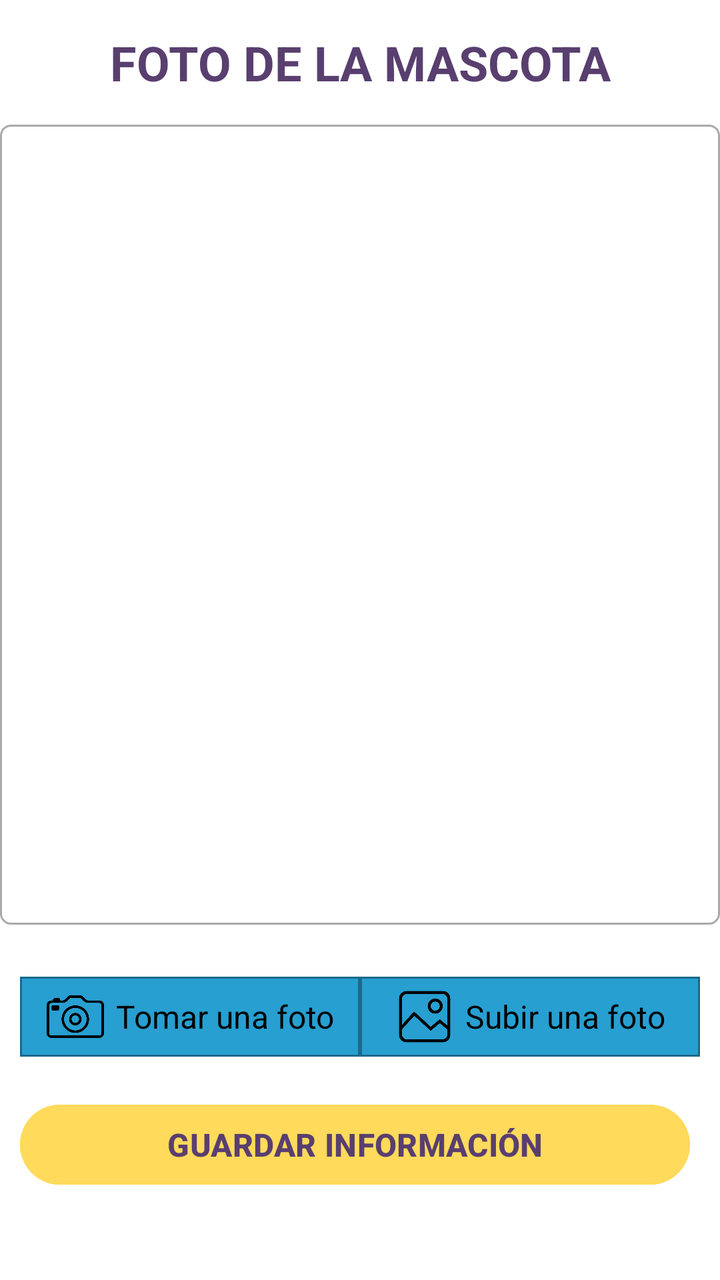
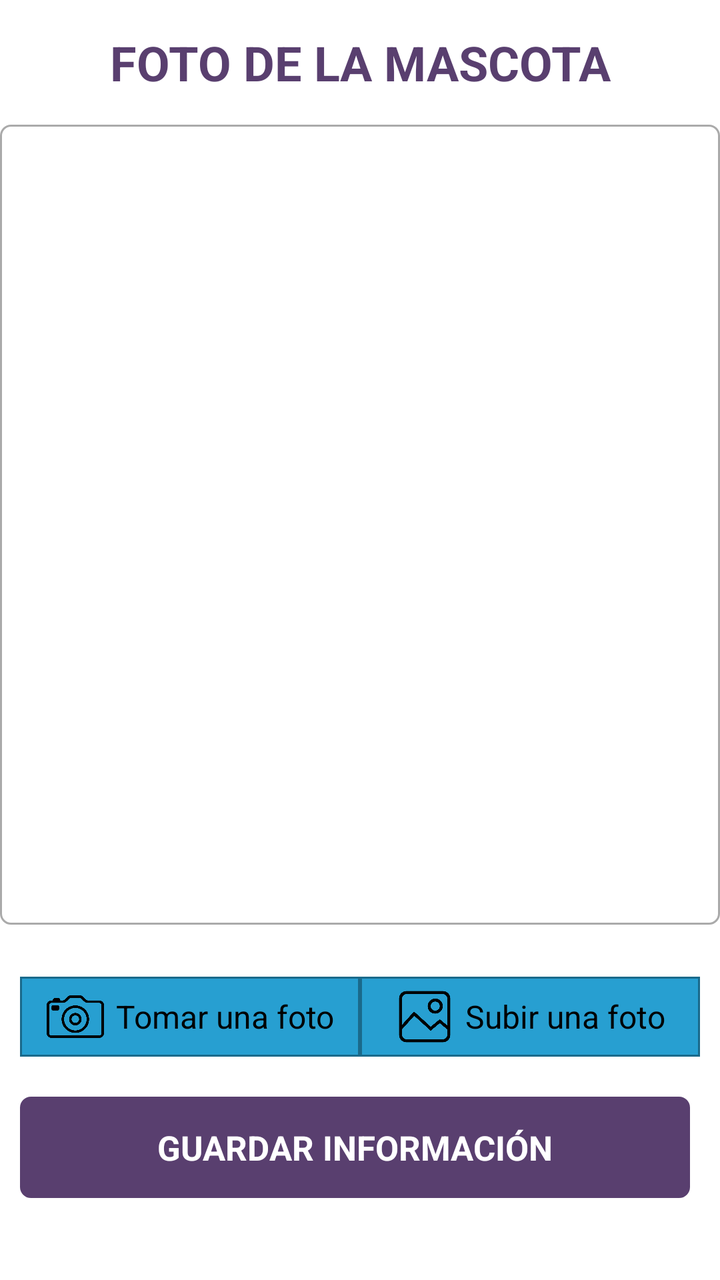

An Android layout rendered at two revisions. The XML below is the earlier revision; the diff shows what the commit changed to produce the second picture.
<!-- AndroidManifest.xml: application theme Theme.TIC_PV -->
<!-- res/layout/fragment_agregar_foto_mascota.xml -->
<?xml version="1.0" encoding="utf-8"?>
<RelativeLayout xmlns:android="http://schemas.android.com/apk/res/android"
    android:layout_width="match_parent"
    android:layout_height="match_parent"
    android:orientation="vertical"
    android:background="@color/white">

    <LinearLayout
        android:layout_width="match_parent"
        android:layout_height="wrap_content"
        android:orientation="vertical"
        android:gravity="center"
        android:background="@color/white">

        

        <TextView
            android:layout_width="match_parent"
            android:layout_height="wrap_content"
            android:id="@+id/tVEncabezadoAgregarFotoMascota"
            android:text="FOTO DE LA MASCOTA"
            android:textAlignment="center"
            style="@style/TextAppearance.AppCompat.Headline"
            android:textColor="@color/lila"
            android:textStyle="bold"
            android:layout_marginTop="15dp"
            android:layout_marginBottom="15sp"/>

        <ImageView
            android:id="@+id/ivAgregarFotoMascota"
            android:layout_width="match_parent"
            android:layout_height="400dp"
            android:layout_marginBottom="16dp"
            android:scaleType="fitCenter"
            android:contentDescription="Foto seleccionada"
            android:background="@drawable/border"
            android:padding="10dp"/>

        <LinearLayout
            android:layout_width="match_parent"
            android:layout_height="wrap_content"
            android:orientation="horizontal"
            android:background="@color/white"
            android:padding="10dp"
            android:gravity="center">

            






            <LinearLayout
                android:layout_width="0dp"
                android:layout_weight="1"
                android:layout_height="match_parent"
                android:id="@+id/lLTomarFotoMascota"
                android:orientation="horizontal"
                android:padding="5dp"
                android:gravity="center"
                android:focusable="true"
                android:clickable="true"
                android:backgroundTint="@color/celeste"
                android:backgroundTintMode="multiply"
                android:foreground="?android:attr/selectableItemBackgroundBorderless"
                android:background="@drawable/borde_cuadrado">

                <ImageView
                    android:layout_width="30dp"
                    android:layout_height="30dp"
                    android:background="@drawable/ic_camara"/>

                <TextView
                    android:layout_width="wrap_content"
                    android:layout_height="wrap_content"
                    android:textAlignment="center"
                    android:text="Tomar una foto"
                    android:layout_marginStart="5dp"
                    android:textColor="@color/black"
                    android:textSize="16sp"/>
            </LinearLayout>
            






            <LinearLayout
                android:layout_width="0dp"
                android:layout_weight="1"
                android:layout_height="match_parent"
                android:id="@+id/lLSubirFotoMascota"
                android:orientation="horizontal"
                android:padding="5dp"
                android:gravity="center"
                android:focusable="true"
                android:clickable="true"
                android:backgroundTint="@color/celeste"
                android:backgroundTintMode="multiply"
                android:foreground="?android:attr/selectableItemBackgroundBorderless"
                android:background="@drawable/borde_cuadrado">

                <ImageView
                    android:layout_width="30dp"
                    android:layout_height="30dp"
                    android:background="@drawable/ic_galeria"/>

                <TextView
                    android:layout_width="wrap_content"
                    android:layout_height="wrap_content"
                    android:textAlignment="center"
                    android:text="Subir una foto"
                    android:layout_marginStart="5dp"
                    android:textColor="@color/black"
                    android:textSize="16sp"/>
            </LinearLayout>
        </LinearLayout>

        <LinearLayout
            android:layout_width="match_parent"
            android:layout_height="wrap_content"
            android:orientation="horizontal"
            android:padding="10dp"
            android:gravity="center">

            
            <Button
                android:id="@+id/btnSiguienteFotoMasc"
                android:layout_width="match_parent"
                android:layout_height="wrap_content"
                android:backgroundTint="@color/yellow"
                android:textColor="@color/lila"
                android:textStyle="bold"
                android:textSize="16sp"
                android:text="GUARDAR INFORMACIÓN"
                android:layout_marginEnd="5dp"/>

        </LinearLayout>

    </LinearLayout>

    <LinearLayout
        android:layout_width="match_parent"
        android:layout_height="match_parent"
        android:id="@+id/lLBarraProgresoAgregarFotoMascota"
        android:orientation="vertical"
        android:gravity="center"
        android:visibility="gone"
        android:background="@color/white"
        android:layout_gravity="center">

        <ProgressBar
            android:id="@+id/barraProgresoAgregarFotoMascota"
            android:layout_width="wrap_content"
            android:layout_height="wrap_content"
            android:indeterminateTint="@color/lila"
            style="?android:attr/progressBarStyleLarge"
            android:elevation="10dp"
            android:visibility="visible"/>

        <TextView
            android:layout_width="wrap_content"
            android:layout_height="wrap_content"
            android:textAlignment="center"
            android:textStyle="bold"
            android:textColor="@color/lila"
            android:text="Cargando, por favor espere..."/>
    </LinearLayout>

</RelativeLayout>
<!-- resources referenced by this layout -->
<resources>
  <color name="black">#FF000000</color>
  <color name="celeste">#279fd1</color>
  <color name="lila">#593f6f</color>
  <color name="white">#FFFFFFFF</color>
  <color name="yellow">#ffda5b</color>
  <!-- drawable borde_cuadrado (drawable) -->
  <?xml version="1.0" encoding="utf-8"?>
  <shape xmlns:android="http://schemas.android.com/apk/res/android">
      
      <solid android:color="#FFFFFF"/>
  
      
      <stroke android:width="1dp" android:color="#AAAAAA"/>
  </shape>
  <!-- drawable border (drawable) -->
  <?xml version="1.0" encoding="utf-8"?>
  <shape xmlns:android="http://schemas.android.com/apk/res/android">
      
      <solid android:color="#FFFFFF"/>
  
      
      <stroke android:width="1dp" android:color="#AAAAAA"/>
  
      
      <corners android:radius="5dp"/>
  </shape>
  <!-- drawable ic_camara: png bitmap (drawable, 8394 bytes) -->
  <!-- drawable ic_galeria: png bitmap (drawable, 6970 bytes) -->
  <style name="Theme.TIC_PV" parent="Base.Theme.TIC_PV" />
  <style name="Base.Theme.TIC_PV" parent="Theme.Material3.DayNight.NoActionBar">
          
          
  
  
  
  
  
  
  
  
      </style>
</resources>

<!-- the commit's change to res/layout/fragment_agregar_foto_mascota.xml (unified diff, before → after) -->
@@ -126,16 +126,28 @@
             android:gravity="center">
 
             
-            <Button
+            <LinearLayout
                 android:id="@+id/btnSiguienteFotoMasc"
                 android:layout_width="match_parent"
                 android:layout_height="wrap_content"
-                android:backgroundTint="@color/yellow"
-                android:textColor="@color/lila"
-                android:textStyle="bold"
-                android:textSize="16sp"
-                android:text="GUARDAR INFORMACIÓN"
-                android:layout_marginEnd="5dp"/>
+                android:layout_marginEnd="5dp"
+                android:background="@drawable/border"
+                android:backgroundTint="@color/lila"
+                android:clickable="true"
+                android:focusable="true"
+                android:foreground="?android:attr/selectableItemBackground"
+                android:gravity="center"
+                android:orientation="horizontal"
+                android:padding="14dp">
+
+                <TextView
+                    android:layout_width="wrap_content"
+                    android:layout_height="wrap_content"
+                    android:text="GUARDAR INFORMACIÓN"
+                    android:textColor="@color/white"
+                    android:textSize="17sp"
+                    android:textStyle="bold" />
+            </LinearLayout>
 
         </LinearLayout>
 
<!-- resource entries referenced after the edit -->
@@ -4,7 +4,6 @@
   <color name="celeste">#279fd1</color>
   <color name="lila">#593f6f</color>
   <color name="white">#FFFFFFFF</color>
-  <color name="yellow">#ffda5b</color>
   <!-- drawable borde_cuadrado (drawable) -->
   <?xml version="1.0" encoding="utf-8"?>
   <shape xmlns:android="http://schemas.android.com/apk/res/android">
